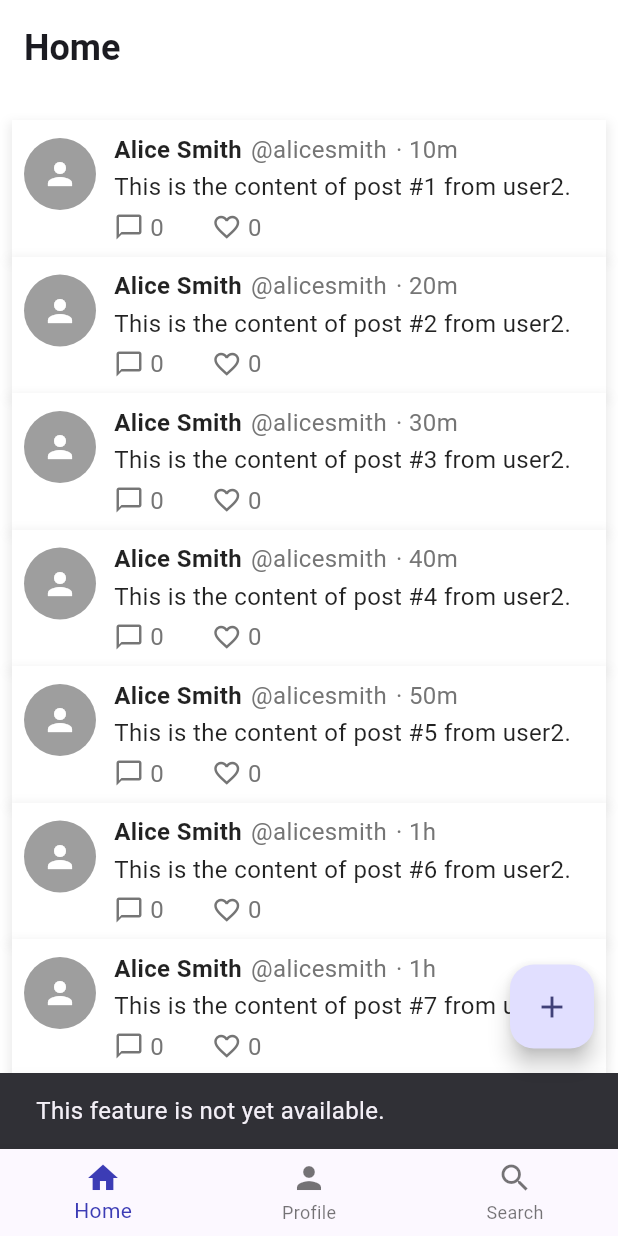
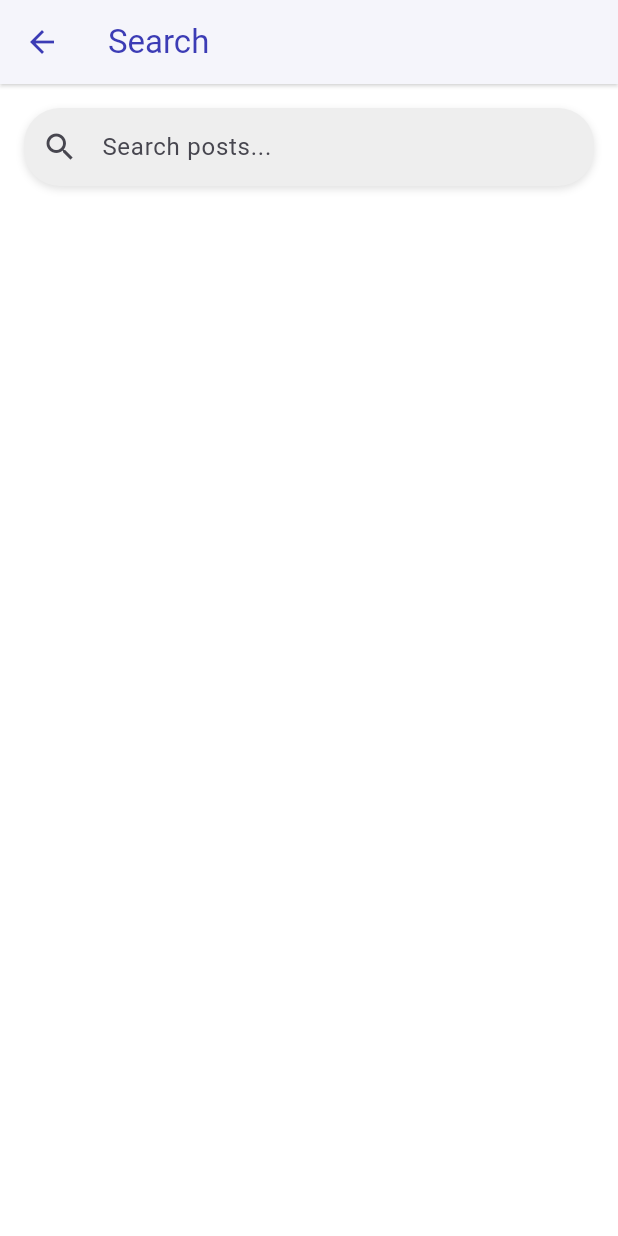
Before and after one commit to marcojalenyu/fleeds, a Flutter app: the HomeScreen screen opened directly, item 3 of the bottom bar chosen, on a phone screen of 412 x 824 dp. Run offline on Flutter 3.47's test engine with Material 3 defaults, Android fonts, the phone set to English and light mode, and no system bars; accounts and stored records are empty.

Commit message:
feat: Basic search

```diff
--- a/nota/lib/data/services/post_service.dart
+++ b/nota/lib/data/services/post_service.dart
@@ -21,12 +21,19 @@ class PostService {
     return mockPosts.where((post) => user.likedPosts.contains(post.id) && !post.deleted && !post.isAReply()).toList();
   }
 
-  static Future<List<Post>> fetchPosts() async {
+  static Future<List<Post>> fetchPosts({List<String> keywords = const []}) async {
     // Simulate network delay
     await Future.delayed(const Duration(milliseconds: 300));
     List<Post> posts = List.from(
       mockPosts.where((post) => !post.deleted && !post.isAReply())
     )..sort((a, b) => b.createdAt.compareTo(a.createdAt));
+
+    if (keywords.isNotEmpty) {
+      posts = posts.where((post) {
+        return keywords.any((keyword) => post.content.contains(keyword));
+      }).toList();
+    }
+
     return posts;
   }
 
--- a/nota/lib/features/home/presentation/home_screen.dart
+++ b/nota/lib/features/home/presentation/home_screen.dart
@@ -7,7 +7,8 @@ import 'package:nota/widgets/main_scaffold.dart';
 import 'package:nota/widgets/post_list.dart';
 
 class HomeScreen extends StatefulWidget {
-  const HomeScreen({super.key});
+  final List<String>? keywords;
+  const HomeScreen({super.key, this.keywords});
 
   @override
   State<HomeScreen> createState() => _HomeScreenState();
@@ -31,7 +32,9 @@ class _HomeScreenState extends State<HomeScreen> {
   }
 
   Future<void> _fetchPosts() async {
-    final posts = await _postController.fetchPosts();
+    final posts = await _postController.fetchPosts(
+      keywords: widget.keywords ?? [],
+    );
     setState(() {
       _posts = posts;
     });
--- a/nota/lib/features/post/logic/post_controller.dart
+++ b/nota/lib/features/post/logic/post_controller.dart
@@ -22,12 +22,12 @@ class PostController extends ChangeNotifier {
     }
   }
 
-  Future<List<Post>> fetchPosts() async {
+  Future<List<Post>> fetchPosts({List<String> keywords = const []}) async {
     isLoading = true;
     notifyListeners();
 
     try {
-      final posts = await PostService.fetchPosts();
+      final posts = await PostService.fetchPosts(keywords: keywords);
       isLoading = false;
       notifyListeners();
       return posts;
--- a/nota/lib/features/post/presentation/post_screen.dart
+++ b/nota/lib/features/post/presentation/post_screen.dart
@@ -104,7 +104,7 @@ class _PostScreenState extends State<PostScreen> {
     setState(() {
       _loadingReplies = true;
     });
-    replies = await _postController.fetchReplies(post.id) as List<Post>;
+    replies = await _postController.fetchReplies(post.id);
     setState(() {
       _loadingReplies = false;
     });
--- /dev/null
+++ b/nota/lib/features/search/presentation/search_panel.dart
@@ -0,0 +1,69 @@
+import 'package:flutter/material.dart';
+
+class SearchPanel extends StatefulWidget {
+  final void Function(String) onSearch;
+  final List<String> results;
+
+  const SearchPanel({super.key, required this.onSearch, required this.results});
+
+  @override
+  State<SearchPanel> createState() => _SearchPanelState();
+}
+
+class _SearchPanelState extends State<SearchPanel> {
+  final TextEditingController _controller = TextEditingController();
+
+  @override
+  Widget build(BuildContext context) {
+ return Padding(
+      padding: const EdgeInsets.all(16.0),
+      child: Column(
+        children: [
+          Container(
+            decoration: BoxDecoration(
+              color: Colors.grey[200],
+              borderRadius: BorderRadius.circular(24), // Circular box
+              boxShadow: [
+                BoxShadow(
+                  color: Colors.black12,
+                  blurRadius: 4,
+                  offset: Offset(0, 2),
+                ),
+              ],
+            ),
+            child: TextField(
+              controller: _controller,
+              decoration: InputDecoration(
+                hintText: 'Search posts...',
+                prefixIcon: Icon(Icons.search),
+                border: InputBorder.none,
+                contentPadding: EdgeInsets.symmetric(vertical: 14, horizontal: 20),
+              ),
+              onSubmitted: (query) {
+                if (query.trim().isNotEmpty) {
+                  final keywords = query.trim().split(RegExp(r'\s+'));
+                  Navigator.of(context).pushReplacementNamed(
+                    '/',
+                    arguments: keywords,
+                  );
+                }
+              },
+              onChanged: widget.onSearch,
+            ),
+          ),
+          const SizedBox(height: 16),
+          Expanded(
+            child: ListView.builder(
+              itemCount: widget.results.length,
+              itemBuilder: (context, index) {
+                return ListTile(
+                  title: Text(widget.results[index]),
+                );
+              },
+            ),
+          ),
+        ],
+      ),
+    );
+  }
+}
--- /dev/null
+++ b/nota/lib/features/search/presentation/search_screen.dart
@@ -0,0 +1,17 @@
+import 'package:flutter/material.dart';
+import 'search_panel.dart';
+
+class SearchScreen extends StatelessWidget {
+  const SearchScreen({super.key});
+
+  @override
+  Widget build(BuildContext context) {
+    return Scaffold(
+      appBar: AppBar(title: Text('Search')),
+      body: SearchPanel(
+        onSearch: (query) {},
+        results: [],
+      ),
+    );
+  }
+}
--- a/nota/lib/widgets/bottom_bar.dart
+++ b/nota/lib/widgets/bottom_bar.dart
@@ -13,6 +13,7 @@ class BottomBar extends StatelessWidget {
   @override
   Widget build(BuildContext context) {
     return BottomNavigationBar(
+      type: BottomNavigationBarType.fixed,
       currentIndex: currentIndex,
       onTap: onTap,
       items: const [
@@ -28,6 +29,10 @@ class BottomBar extends StatelessWidget {
           icon: Icon(Icons.search),
           label: 'Search',
         ),
+        BottomNavigationBarItem(
+          icon: Icon(Icons.logout),
+          label: 'Logout',
+        ),
       ],
     );
   }
--- a/nota/lib/widgets/post_reactions.dart
+++ /dev/null
@@ -1,3 +0,0 @@
-import 'package:flutter/material.dart';
-
-class PostReactions {}
```
Also changed, not shown: nota/lib/main.dart (+7 -1 lines), nota/lib/widgets/main_scaffold.dart (+13 -4 lines), nota/lib/features/search/logic/search_controller.dart (added).
